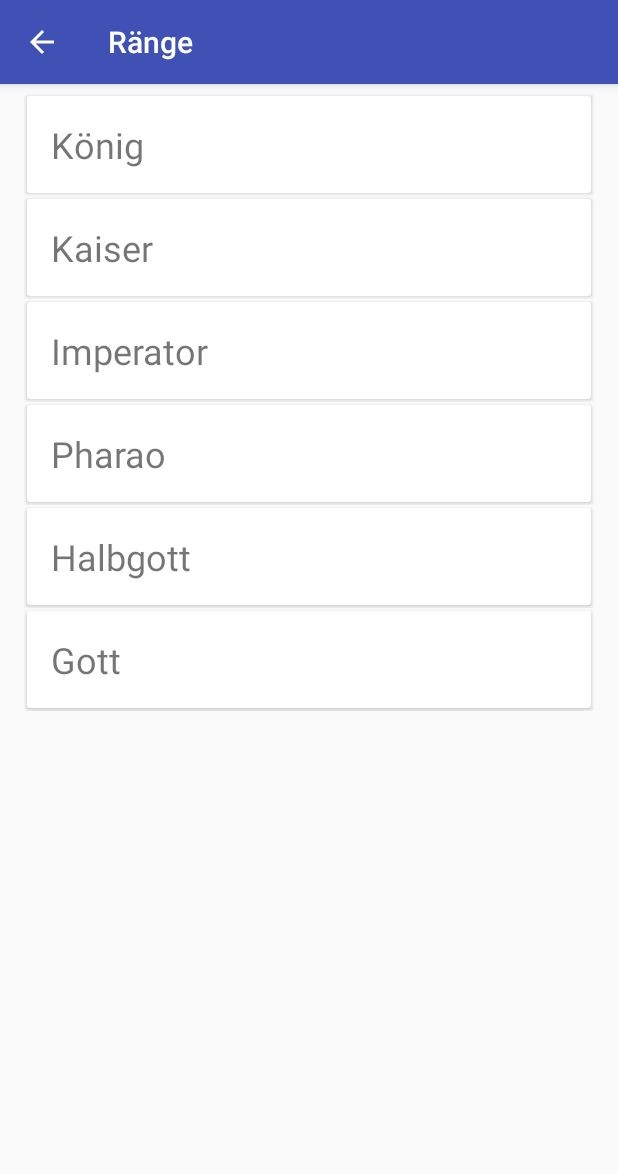
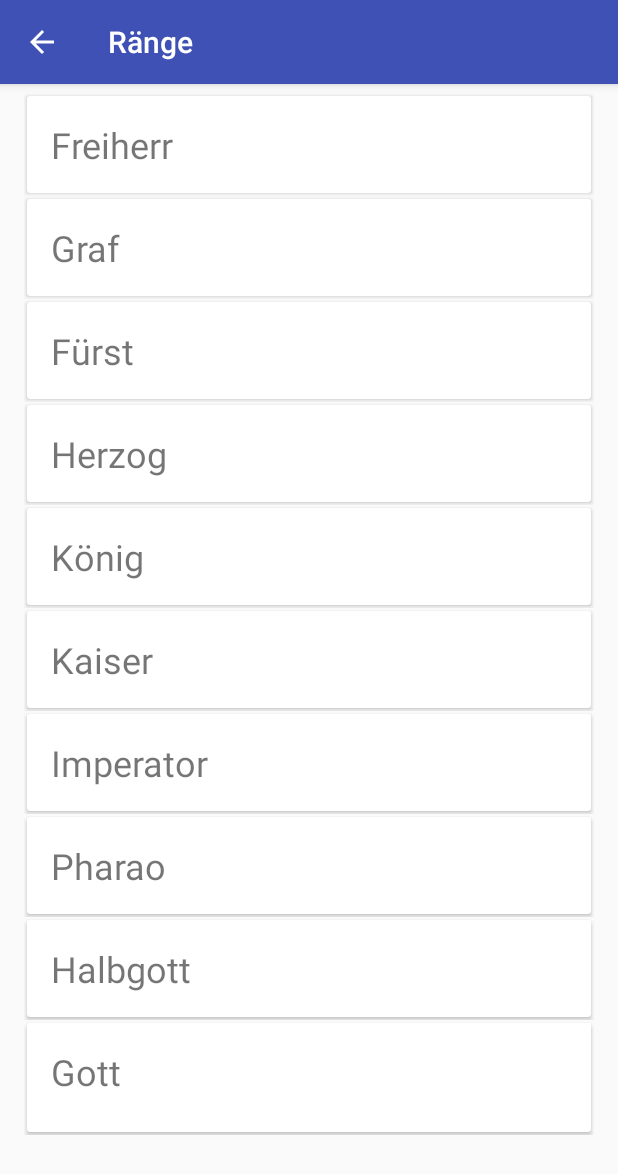
Before and after one commit to myxor/WhoRules, an Android app: the screen it shows after launch (RanksListActivity), in the side drawer, after a tap on "Ränge", on a phone screen of 412 x 824 dp. Shown: the top 1174 px of the screen. Run offline under Robolectric (Android 15) with nearby library versions, the phone set to English and light mode, and no system bars.

Commit message:
* Add new ranks "Freiherr", "Graf", "Fürst", "Herzog"

```diff
--- a/app/src/main/java/de/marcoheiming/whorules/MainActivity.java
+++ b/app/src/main/java/de/marcoheiming/whorules/MainActivity.java
@@ -313,12 +313,16 @@ public class MainActivity extends AppCompatActivity
 
         MainActivity.rankList.clear();
 
-        MainActivity.rankList.add(new Rank(MainActivity.this, 1, "König"));
-        MainActivity.rankList.add(new Rank(MainActivity.this, 2, "Kaiser"));
-        MainActivity.rankList.add(new Rank(MainActivity.this, 3, "Imperator"));
-        MainActivity.rankList.add(new Rank(MainActivity.this, 4, "Pharao"));
-        MainActivity.rankList.add(new Rank(MainActivity.this, 5, "Halbgott"));
-        MainActivity.rankList.add(new Rank(MainActivity.this, 6, "Gott"));
+        MainActivity.rankList.add(new Rank(MainActivity.this, 1, "Freiherr"));
+        MainActivity.rankList.add(new Rank(MainActivity.this, 2, "Graf"));
+        MainActivity.rankList.add(new Rank(MainActivity.this, 3, "Fürst"));
+        MainActivity.rankList.add(new Rank(MainActivity.this, 4, "Herzog"));
+        MainActivity.rankList.add(new Rank(MainActivity.this, 5, "König"));
+        MainActivity.rankList.add(new Rank(MainActivity.this, 6, "Kaiser"));
+        MainActivity.rankList.add(new Rank(MainActivity.this, 7, "Imperator"));
+        MainActivity.rankList.add(new Rank(MainActivity.this, 8, "Pharao"));
+        MainActivity.rankList.add(new Rank(MainActivity.this, 9, "Halbgott"));
+        MainActivity.rankList.add(new Rank(MainActivity.this, 10, "Gott"));
     }
 
     protected void initVasallList() {
```
Also changed, not shown: app/src/main/res/values/ranks.xml (+6 -2 lines).
